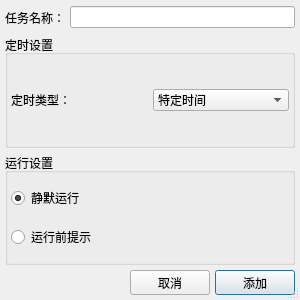
Qt form src/gui/resources/ui/ALTimerTaskAddDialog.ui (KenanZhu/AutoLibrary) before a commit.
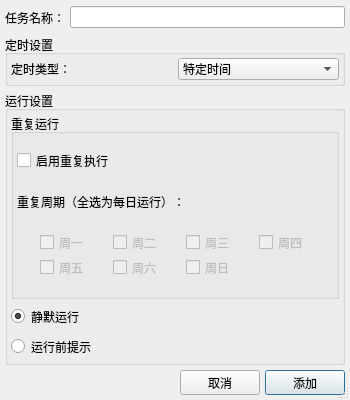
The same form after that commit.

Commit message:
feat(TimerTaskAddDialog): 添加重复任务 UI 支持
- UI 添加重复配置控件：复选框、周一到周日复选框
- 新增 onRepeatCheckBoxToggled 槽函数控制日期选择显示
- getTimerTask 支持提取重复配置（日期、时分秒）
- 调用 TimerUtils 计算首次执行时间
- 重构导入语句格式

```diff
--- a/src/gui/resources/ui/ALTimerTaskAddDialog.ui
+++ b/src/gui/resources/ui/ALTimerTaskAddDialog.ui
@@ -6,20 +6,20 @@
    <rect>
     <x>0</x>
     <y>0</y>
-    <width>300</width>
-    <height>300</height>
+    <width>350</width>
+    <height>400</height>
    </rect>
   </property>
   <property name="minimumSize">
    <size>
-    <width>0</width>
-    <height>300</height>
+    <width>350</width>
+    <height>400</height>
    </size>
   </property>
   <property name="maximumSize">
    <size>
-    <width>500</width>
-    <height>300</height>
+    <width>350</width>
+    <height>500</height>
    </size>
   </property>
   <property name="windowTitle">
@@ -149,8 +149,20 @@
       <property name="spacing">
        <number>5</number>
       </property>
-      <item row="0" column="0">
+      <item row="1" column="0">
        <widget class="QRadioButton" name="SilentlyRunRadioButton">
+        <property name="minimumSize">
+         <size>
+          <width>0</width>
+          <height>25</height>
+         </size>
+        </property>
+        <property name="maximumSize">
+         <size>
+          <width>16777215</width>
+          <height>25</height>
+         </size>
+        </property>
         <property name="text">
          <string>静默运行</string>
         </property>
@@ -168,13 +180,248 @@
         </property>
        </widget>
       </item>
-      <item row="1" column="0">
+      <item row="2" column="0">
        <widget class="QRadioButton" name="ShowBeforeRunRadioButton">
+        <property name="minimumSize">
+         <size>
+          <width>0</width>
+          <height>25</height>
+         </size>
+        </property>
+        <property name="maximumSize">
+         <size>
+          <width>16777215</width>
+          <height>25</height>
+         </size>
+        </property>
         <property name="text">
          <string>运行前提示</string>
         </property>
        </widget>
       </item>
+      <item row="0" column="0">
+       <widget class="QGroupBox" name="RepeatConfigGroupBox">
+        <property name="title">
+         <string>重复运行</string>
+        </property>
+        <layout class="QVBoxLayout" name="RepeatConfigLayout" stretch="1,1,1">
+         <property name="spacing">
+          <number>5</number>
+         </property>
+         <property name="leftMargin">
+          <number>3</number>
+         </property>
+         <property name="topMargin">
+          <number>3</number>
+         </property>
+         <property name="rightMargin">
+          <number>3</number>
+         </property>
+         <property name="bottomMargin">
+          <number>3</number>
+         </property>
+         <item>
+          <widget class="QCheckBox" name="RepeatCheckBox">
+           <property name="minimumSize">
+            <size>
+             <width>0</width>
+             <height>25</height>
+            </size>
+           </property>
+           <property name="maximumSize">
+            <size>
+             <width>16777215</width>
+             <height>25</height>
+            </size>
+           </property>
+           <property name="text">
+            <string>启用重复执行</string>
+           </property>
+          </widget>
+         </item>
+         <item>
+          <widget class="QLabel" name="label">
+           <property name="minimumSize">
+            <size>
+             <width>0</width>
+             <height>25</height>
+            </size>
+           </property>
+           <property name="maximumSize">
+            <size>
+             <width>16777215</width>
+             <height>25</height>
+            </size>
+           </property>
+           <property name="text">
+            <string>重复周期（全选为每日运行）：</string>
+           </property>
+          </widget>
+         </item>
+         <item>
+          <layout class="QGridLayout" name="RepeatCheckBoxLayout">
+           <property name="spacing">
+            <number>0</number>
+           </property>
+           <item row="0" column="3">
+            <widget class="QCheckBox" name="ThuCheckBox">
+             <property name="enabled">
+              <bool>false</bool>
+             </property>
+             <property name="minimumSize">
+              <size>
+               <width>50</width>
+               <height>25</height>
+              </size>
+             </property>
+             <property name="maximumSize">
+              <size>
+               <width>50</width>
+               <height>25</height>
+              </size>
+             </property>
+             <property name="text">
+              <string>周四</string>
+             </property>
+            </widget>
+           </item>
+           <item row="0" column="2">
+            <widget class="QCheckBox" name="WedCheckBox">
+             <property name="enabled">
+              <bool>false</bool>
+             </property>
+             <property name="minimumSize">
+              <size>
+               <width>50</width>
+               <height>25</height>
+              </size>
+             </property>
+             <property name="maximumSize">
+              <size>
+               <width>50</width>
+               <height>25</height>
+              </size>
+             </property>
+             <property name="text">
+              <string>周三</string>
+             </property>
+            </widget>
+           </item>
+           <item row="0" column="0">
+            <widget class="QCheckBox" name="MonCheckBox">
+             <property name="enabled">
+              <bool>false</bool>
+             </property>
+             <property name="minimumSize">
+              <size>
+               <width>50</width>
+               <height>25</height>
+              </size>
+             </property>
+             <property name="maximumSize">
+              <size>
+               <width>50</width>
+               <height>25</height>
+              </size>
+             </property>
+             <property name="text">
+              <string>周一</string>
+             </property>
+            </widget>
+           </item>
+           <item row="0" column="1">
+            <widget class="QCheckBox" name="TueCheckBox">
+             <property name="enabled">
+              <bool>false</bool>
+             </property>
+             <property name="minimumSize">
+              <size>
+               <width>50</width>
+               <height>25</height>
+              </size>
+             </property>
+             <property name="maximumSize">
+              <size>
+               <width>50</width>
+               <height>25</height>
+              </size>
+             </property>
+             <property name="text">
+              <string>周二</string>
+             </property>
+            </widget>
+           </item>
+           <item row="1" column="0">
+            <widget class="QCheckBox" name="FriCheckBox">
+             <property name="enabled">
+              <bool>false</bool>
+             </property>
+             <property name="minimumSize">
+              <size>
+               <width>50</width>
+               <height>25</height>
+              </size>
+             </property>
+             <property name="maximumSize">
+              <size>
+               <width>50</width>
+               <height>25</height>
+              </size>
+             </property>
+             <property name="text">
+              <string>周五</string>
+             </property>
+            </widget>
+           </item>
+           <item row="1" column="1">
+            <widget class="QCheckBox" name="SatCheckBox">
+             <property name="enabled">
+              <bool>false</bool>
+             </property>
+             <property name="minimumSize">
+              <size>
+               <width>50</width>
+               <height>25</height>
+              </size>
+             </property>
+             <property name="maximumSize">
+              <size>
+               <width>50</width>
+               <height>25</height>
+              </size>
+             </property>
+             <property name="text">
+              <string>周六</string>
+             </property>
+            </widget>
+           </item>
+           <item row="1" column="2">
+            <widget class="QCheckBox" name="SunCheckBox">
+             <property name="enabled">
+              <bool>false</bool>
+             </property>
+             <property name="minimumSize">
+              <size>
+               <width>50</width>
+               <height>25</height>
+              </size>
+             </property>
+             <property name="maximumSize">
+              <size>
+               <width>50</width>
+               <height>25</height>
+              </size>
+             </property>
+             <property name="text">
+              <string>周日</string>
+             </property>
+            </widget>
+           </item>
+          </layout>
+         </item>
+        </layout>
+       </widget>
+      </item>
      </layout>
     </widget>
    </item>
```
The commit also changes 1 other file.
